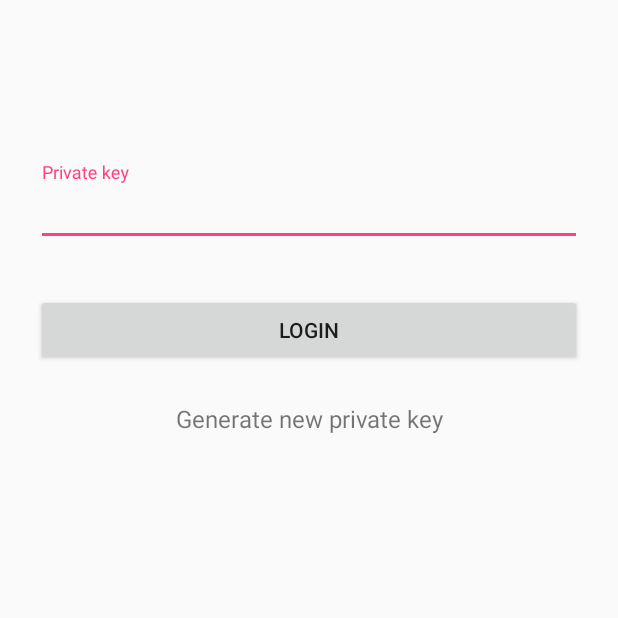
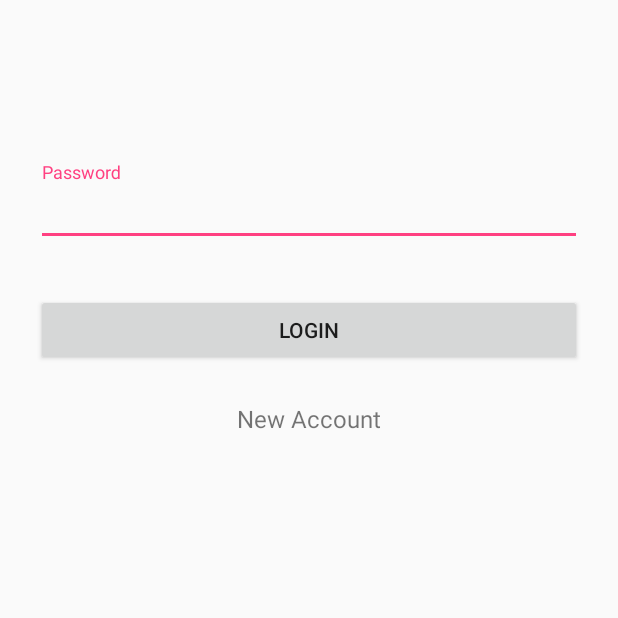
Before and after one commit to klivoth/DSDL, an Android app: the screen it shows after launch (LoginActivity), on a phone screen of 412 x 824 dp, the top half of it. Run offline under Robolectric (Android 15) with nearby library versions, the phone set to English and light mode, and no system bars.

```diff
--- a/dsdl_wallet_ble/app/src/main/java/com/example/wh433/dsdl_wallet_ble/LoginActivity.java
+++ b/dsdl_wallet_ble/app/src/main/java/com/example/wh433/dsdl_wallet_ble/LoginActivity.java
@@ -15,7 +15,7 @@ public class LoginActivity extends AppCompatActivity {
 
         // setting hints
         final TextInputLayout privateKeyWrapper = findViewById(R.id.private_key_wrapper);
-        privateKeyWrapper.setHint("Private key");
+        privateKeyWrapper.setHint("Password");
 
         // login button
         Button button = findViewById(R.id.login_button);
--- a/dsdl_wallet_ble/app/src/main/java/com/example/wh433/dsdl_wallet_ble/MainActivity.java
+++ b/dsdl_wallet_ble/app/src/main/java/com/example/wh433/dsdl_wallet_ble/MainActivity.java
@@ -21,8 +21,13 @@ import android.os.Bundle;
 
 import android.content.Intent;
 import android.util.Log;
+import android.view.View;
+import android.widget.AdapterView;
+import android.widget.ArrayAdapter;
 import android.widget.Toast;
 import android.widget.Button;
+import android.widget.ListView;
+import android.widget.AdapterView;
 
 import java.util.ArrayList;
 import java.util.HashMap;
@@ -33,6 +38,10 @@ import static android.content.ContentValues.TAG;
 
 
 public class MainActivity extends AppCompatActivity {
+    private ListView deviceListView;
+    private ArrayList<String> deviceList = new ArrayList<>();
+    private ArrayAdapter listAdapter;
+
     private LocationManager locManager;
     private BluetoothAdapter BTAdapter;
     private HashMap<String, BluetoothDevice> scanResults;
@@ -51,9 +60,11 @@ public class MainActivity extends AppCompatActivity {
         super.onCreate(savedInstanceState);
         setContentView(R.layout.activity_main);
 
+        // login screen
         Intent intent = new Intent(this, LoginActivity.class);
         startActivity(intent);
 
+        // BLE
         locManager = (LocationManager)getSystemService(Context.LOCATION_SERVICE);
         final BluetoothManager bluetoothManager =
                 (BluetoothManager)getSystemService(Context.BLUETOOTH_SERVICE);
@@ -71,6 +82,16 @@ public class MainActivity extends AppCompatActivity {
         startScanBtn.setOnClickListener(v -> startScan());
         Button stopScanBtn = findViewById(R.id.stopScanBtn);
         stopScanBtn.setOnClickListener(v -> stopScan());
+
+        // list of scanned devices
+        deviceListView = findViewById(R.id.deviceListView);
+        listAdapter = new ArrayAdapter(this, android.R.layout.simple_list_item_1, deviceList);
+        deviceListView.setAdapter(listAdapter);
+        deviceListView.setOnItemClickListener((parent, view, position, id) ->
+                Toast.makeText(getApplicationContext(),
+                "Clicked device address: " + parent.getItemAtPosition(position).toString(),
+                Toast.LENGTH_LONG)
+                .show());
     }
 
     @Override
@@ -119,6 +140,8 @@ public class MainActivity extends AppCompatActivity {
             return;
         }
 
+        deviceList.clear();
+
         List<ScanFilter> filterList = new ArrayList<>();
         ScanSettings settings = new ScanSettings.Builder()
                 .setScanMode(ScanSettings.SCAN_MODE_LOW_LATENCY)
@@ -131,6 +154,8 @@ public class MainActivity extends AppCompatActivity {
         scanHandler = new Handler();
         scanHandler.postDelayed(this::stopScan, SCAN_PERIOD);
         scanning = true;
+
+
     }
 
     private boolean hasPermissions() {
@@ -185,8 +210,9 @@ public class MainActivity extends AppCompatActivity {
             return;
         }
         for (String deviceAddress : scanResults.keySet()) {
-            Log.d(TAG, "Found device: " + deviceAddress);
+                deviceList.add(deviceAddress);
         }
+        listAdapter.notifyDataSetChanged();
     }
 
     private class BtleScanCallback extends ScanCallback {
--- a/dsdl_wallet_ble/app/src/main/res/layout/activity_login.xml
+++ b/dsdl_wallet_ble/app/src/main/res/layout/activity_login.xml
@@ -24,7 +24,7 @@
                 android:layout_width="match_parent"
                 android:layout_height="wrap_content"
                 android:inputType="textPassword"
-                android:hint="Private Key" />
+                android:hint="Password" />
         </android.support.design.widget.TextInputLayout>
 
         <android.support.v7.widget.AppCompatButton
@@ -41,7 +41,7 @@
             android:layout_width="match_parent"
             android:layout_height="wrap_content"
             android:gravity="center"
-            android:text="Generate new private key"
+            android:text="New Account"
             android:textSize="16sp" />
     </LinearLayout>
 </ScrollView>
--- a/dsdl_wallet_ble/build.gradle
+++ b/dsdl_wallet_ble/build.gradle
@@ -7,7 +7,7 @@ buildscript {
         jcenter()
     }
     dependencies {
-        classpath 'com.android.tools.build:gradle:3.1.2'
+        classpath 'com.android.tools.build:gradle:3.1.3'
 
 
         // NOTE: Do not place your application dependencies here; they belong
```
Also changed, not shown: dsdl_wallet_ble/app/src/main/AndroidManifest.xml (+5 -2 lines), dsdl_wallet_ble/app/src/main/res/layout/activity_main.xml (+8 -2 lines).
